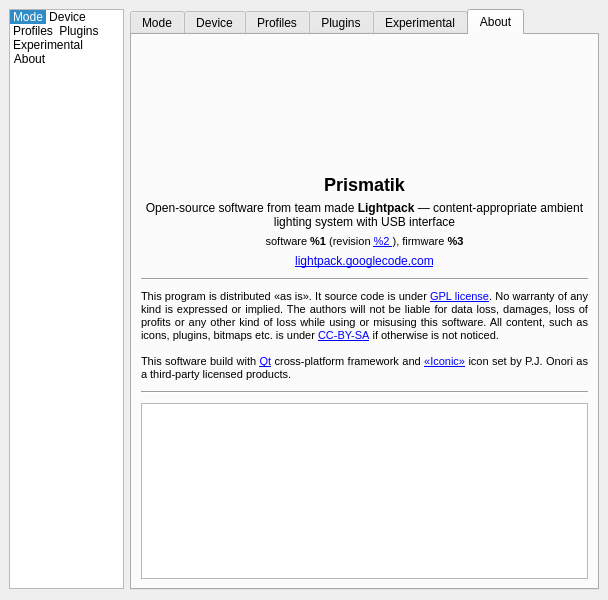
Atarity/Lightpack, file Software/src/SettingsWindow.ui: the form before one commit.
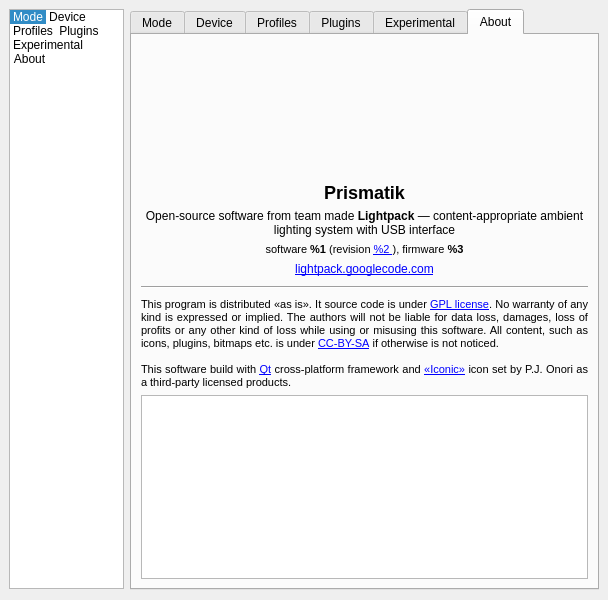
The form after the commit. Icons and pictures are not drawn. Custom widgets are drawn as their Qt base class.

Patch:
```diff
--- a/Software/src/SettingsWindow.ui
+++ b/Software/src/SettingsWindow.ui
@@ -2622,25 +2622,6 @@
           </property>
          </widget>
         </item>
-        <item>
-         <widget class="Line" name="line_2">
-          <property name="minimumSize">
-           <size>
-            <width>0</width>
-            <height>10</height>
-           </size>
-          </property>
-          <property name="maximumSize">
-           <size>
-            <width>16777215</width>
-            <height>10</height>
-           </size>
-          </property>
-          <property name="orientation">
-           <enum>Qt::Horizontal</enum>
-          </property>
-         </widget>
-        </item>
         <item>
          <widget class="QTextBrowser" name="textBrowser">
           <property name="sizePolicy">
```
